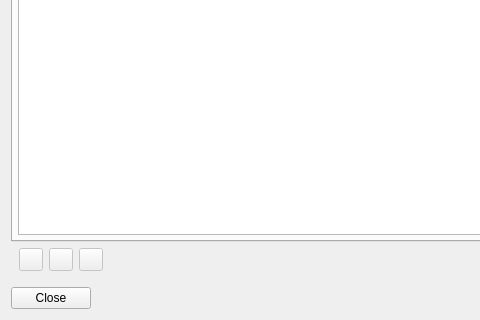
Before: the Qt Designer form src/ui/simulation_manager_dialog.ui in IPH-ECO/iph-eco-gui, drawn with Qt 5; both pictures show x 0 to 480 and y 304 to 624 of the 1309 by 624 pixel window.
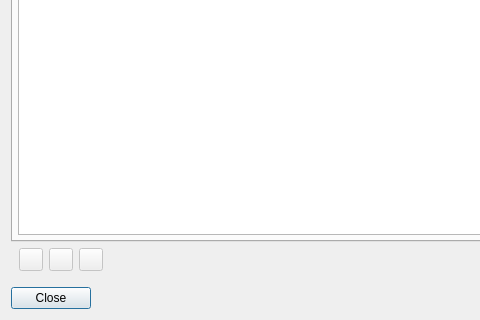
After: the same form once the commit is applied. Icons and pictures are not drawn.

The edit to the form file:
```diff
--- a/src/ui/simulation_manager_dialog.ui
+++ b/src/ui/simulation_manager_dialog.ui
@@ -1,7 +1,7 @@
 <?xml version="1.0" encoding="UTF-8"?>
 <ui version="4.0">
  <class>SimulationManagerDialog</class>
- <widget class="QWidget" name="SimulationManagerDialog">
+ <widget class="QDialog" name="SimulationManagerDialog">
   <property name="geometry">
    <rect>
     <x>0</x>
```
Left out of the diff: 19 changed lines with no effect on the pictures.
